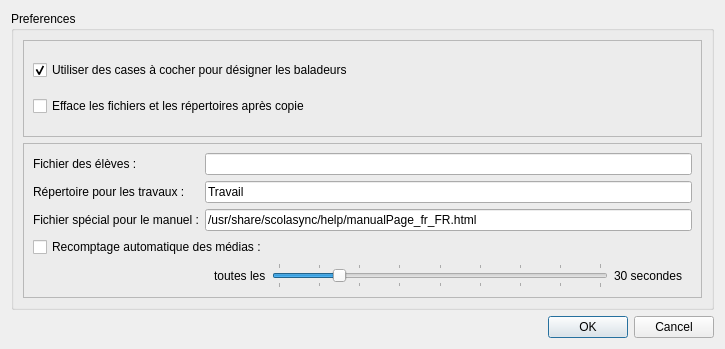
Above: src/preferences.ui from georgesk/scolasync before the change. Below: the same form after it.
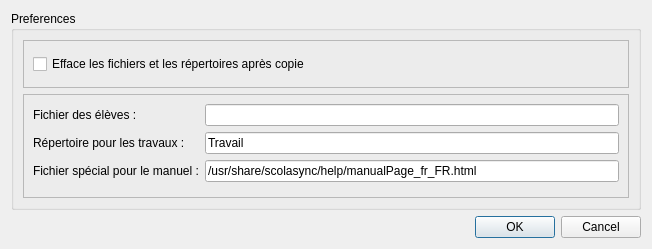
That is the form after the change. Icons and pictures are not drawn.

Patch:
```diff
--- a/src/preferences.ui
+++ b/src/preferences.ui
@@ -6,8 +6,8 @@
    <rect>
     <x>0</x>
     <y>0</y>
-    <width>725</width>
-    <height>349</height>
+    <width>652</width>
+    <height>249</height>
    </rect>
   </property>
   <property name="windowTitle">
@@ -15,7 +15,7 @@
   </property>
   <property name="windowIcon">
    <iconset>
-    <normaloff>images/scolasync.svg</normaloff>images/scolasync.svg</iconset>
+    <normaloff>images/scolasync.png</normaloff>images/scolasync.png</iconset>
   </property>
   <layout class="QVBoxLayout" name="verticalLayout">
    <item>
@@ -33,26 +33,6 @@
          <enum>QFrame::Raised</enum>
         </property>
         <layout class="QVBoxLayout" name="verticalLayout_2">
-         <item>
-          <widget class="QCheckBox" name="checkCheck">
-           <property name="toolTip">
-            <string>Les cases à cocher permettent de n'agir que sur une part des baladeurs</string>
-           </property>
-           <property name="statusTip">
-            <string>Les cases à cocher permettent de n'agir que sur une part des baladeurs</string>
-           </property>
-           <property name="text">
-            <string>Utiliser des cases à cocher pour désigner les baladeurs</string>
-           </property>
-           <property name="icon">
-            <iconset>
-             <normaloff>../../../../../../usr/share/icons/Tango/scalable/devices/multimedia-player.svg</normaloff>../../../../../../usr/share/icons/Tango/scalable/devices/multimedia-player.svg</iconset>
-           </property>
-           <property name="checked">
-            <bool>true</bool>
-           </property>
-          </widget>
-         </item>
          <item>
           <widget class="QCheckBox" name="mvCheck">
            <property name="sizePolicy">
@@ -72,7 +52,7 @@
            </property>
            <property name="icon">
             <iconset>
-             <normaloff>../../../../../../usr/share/icons/Tango/scalable/actions/edit-clear.svg</normaloff>../../../../../../usr/share/icons/Tango/scalable/actions/edit-clear.svg</iconset>
+             <normaloff>images/icons16/actions/edit-clear.png</normaloff>images/icons16/actions/edit-clear.png</iconset>
            </property>
           </widget>
          </item>
@@ -88,6 +68,16 @@
          <enum>QFrame::Raised</enum>
         </property>
         <layout class="QFormLayout" name="formLayout_2">
+         <property name="fieldGrowthPolicy">
+          <enum>QFormLayout::AllNonFixedFieldsGrow</enum>
+         </property>
+         <item row="0" column="0">
+          <widget class="QLabel" name="label_3">
+           <property name="text">
+            <string>Fichier des élèves :</string>
+           </property>
+          </widget>
+         </item>
          <item row="0" column="1">
           <widget class="QLineEdit" name="lineEditSchoolFile">
            <property name="enabled">
@@ -123,14 +113,7 @@
            </property>
           </widget>
          </item>
-         <item row="3" column="0" colspan="2">
-          <widget class="QCheckBox" name="refreshEnabledBox">
-           <property name="text">
-            <string>Recomptage automatique des médias :</string>
-           </property>
-          </widget>
-         </item>
-         <item row="4" column="1">
+         <item row="3" column="1">
           <widget class="QWidget" name="widget" native="true">
            <layout class="QHBoxLayout" name="horizontalLayout">
             <property name="topMargin">
@@ -139,55 +122,9 @@
             <property name="bottomMargin">
              <number>0</number>
             </property>
-            <item>
-             <widget class="QLabel" name="label_4">
-              <property name="text">
-               <string>toutes les</string>
-              </property>
-             </widget>
-            </item>
-            <item>
-             <widget class="QSlider" name="refreshDelaySlider">
-              <property name="enabled">
-               <bool>true</bool>
-              </property>
-              <property name="minimum">
-               <number>15</number>
-              </property>
-              <property name="maximum">
-               <number>95</number>
-              </property>
-              <property name="singleStep">
-               <number>5</number>
-              </property>
-              <property name="value">
-               <number>30</number>
-              </property>
-              <property name="orientation">
-               <enum>Qt::Horizontal</enum>
-              </property>
-              <property name="tickPosition">
-               <enum>QSlider::TicksBothSides</enum>
-              </property>
-             </widget>
-            </item>
-            <item>
-             <widget class="QLabel" name="refreshDelayLabel">
-              <property name="text">
-               <string>30 secondes</string>
-              </property>
-             </widget>
-            </item>
            </layout>
           </widget>
          </item>
-         <item row="0" column="0">
-          <widget class="QLabel" name="label_3">
-           <property name="text">
-            <string>Fichier des élèves :</string>
-           </property>
-          </widget>
-         </item>
         </layout>
        </widget>
       </item>
```
